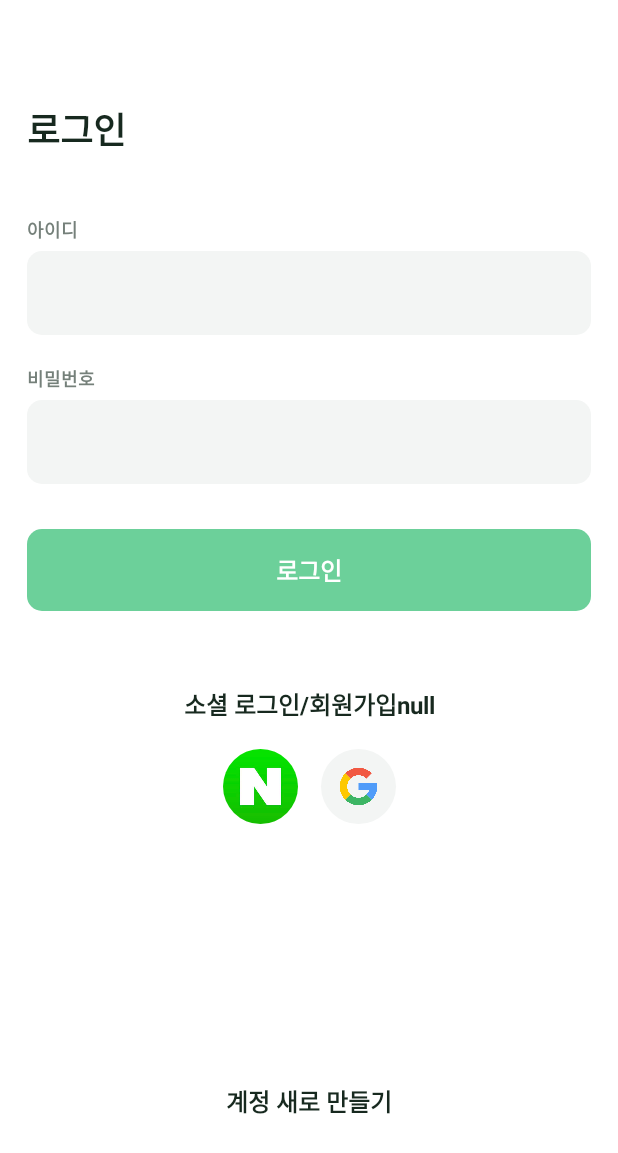
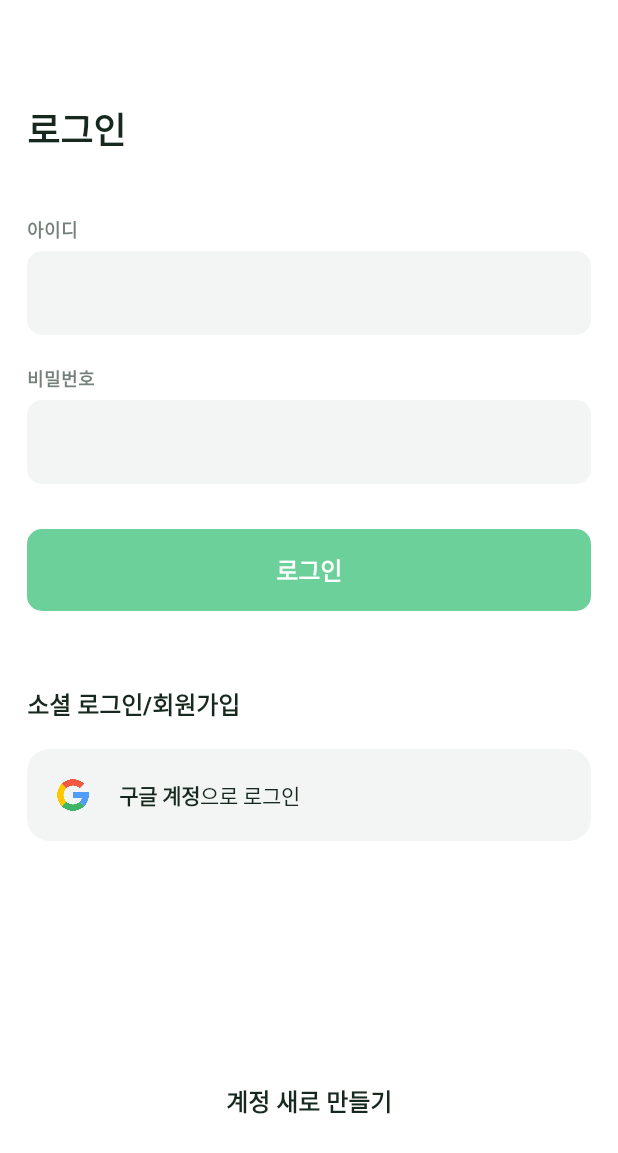
Before and after one commit to modugarden/modugarden-android, an Android app built with Jetpack Compose: the screen it shows after launch (LoginActivity), on a phone screen of 412 x 824 dp. Shown: the top 1153 px of the screen. Run offline under Robolectric (Android 15) with nearby library versions, the phone set to English and light mode, and no system bars; our stand-ins replace Firebase (no records; nobody signed in at launch, a user with empty details on screens opened directly).

Commit message:
modify: [LoginScreen.kt] 디자인 변경

```diff
--- a/app/src/main/java/com/example/modugarden/login/LoginScreen.kt
+++ b/app/src/main/java/com/example/modugarden/login/LoginScreen.kt
@@ -66,11 +66,23 @@ fun MainLoginScreen(navController: NavController) {
             user = result.user
             Toast.makeText(mContext, "${user}", Toast.LENGTH_SHORT).show()
             //만약 로그인 한 이메일이 등록되지 않은 이메일이면 회원 가입 창으로 전환.
+            //이메일 중복 체크 API 불러오기.
+            //if(user?.email.state == 중복) //로그인 한 이메일이 동록된 이메일임.
+            if(user?.email == "k0278kim@gachon.ac.kr") { //로그인 한 이메일이 등록된 이메일일 때.
+                mContext.startActivity(
+                    Intent(mContext, MainActivity::class.java)
+                        .addFlags(Intent.FLAG_ACTIVITY_NEW_TASK)
+                        .addFlags(Intent.FLAG_ACTIVITY_CLEAR_TASK)
+                        .addFlags(Intent.FLAG_ACTIVITY_CLEAR_TOP)
+                )
+            }
+            else { //로그인 한 이메일이 등록되지 않은 이메일일 때,
                 val intent = Intent(mContext, SignupActivity::class.java)
                 intent.putExtra("social", true)
                 intent.putExtra("social_email", user?.email)
                 intent.putExtra("social_name", user?.displayName)
                 mContext.startActivity(intent)
+            }
         },
         onAuthError = {
             user = null
@@ -125,29 +137,13 @@ fun MainLoginScreen(navController: NavController) {
                 )
             }
             Spacer(modifier = Modifier.height(50.dp))
-            Text("소셜 로그인/회원가입${user}", fontWeight = FontWeight.Bold, fontSize = 16.sp, color = moduBlack, modifier = Modifier.align(Alignment.CenterHorizontally))
+            Text("소셜 로그인/회원가입", fontWeight = FontWeight.Bold, fontSize = 16.sp, color = moduBlack)
             Spacer(Modifier.size(18.dp))
-            Row(
-                modifier = Modifier
-                    .align(Alignment.CenterHorizontally)
-            ) {
-                Image(
-                    painter = painterResource(id = R.drawable.naver_icon),
-                    contentDescription = null,
-                    modifier = Modifier
-                        .size(50.dp)
-                        .clip(CircleShape)
-                        .bounceClick {
-
-                        }
-                )
-                Spacer(Modifier.size(15.dp))
             Card(
-                    shape = CircleShape,
+                shape = RoundedCornerShape(15.dp),
                 backgroundColor = moduBackground,
                 elevation = 0.dp,
                 modifier = Modifier
-                        .size(50.dp)
                     .bounceClick {
                         //구글 로그인
                         val gso =
@@ -161,15 +157,36 @@ fun MainLoginScreen(navController: NavController) {
                         launcher.launch(googleSignInClient.signInIntent)
                     }
             ) {
+                Row(
+                    Modifier.padding(18.dp)
+                ) {
                     Image(
                         painter = painterResource(id = R.drawable.google_icon),
                         contentDescription = null,
                         contentScale = ContentScale.Fit,
                         modifier = Modifier
                             .clip(CircleShape)
-                            .padding(10.dp)
-                            .align(Alignment.CenterVertically)
+                            .size(25.dp)
                     )
+                    Spacer(Modifier.size(18.dp))
+                    Row(
+                        Modifier.align(Alignment.CenterVertically)
+                    ) {
+                        Text(
+                            if (user != null) "${user?.email}" else "구글 계정",
+                            fontSize = 14.sp,
+                            fontWeight = FontWeight.Bold,
+                            color = moduBlack,
+                            textAlign = TextAlign.Center
+                        )
+                        Text(
+                            "으로 로그인",
+                            fontSize = 14.sp,
+                            color = moduBlack,
+                            textAlign = TextAlign.Center
+                        )
+                        Spacer(Modifier.weight(1f))
+                    }
                 }
             }
             Spacer(modifier = Modifier.weight(1f))
```
Lines whose indentation alone changed are shown as unchanged.
